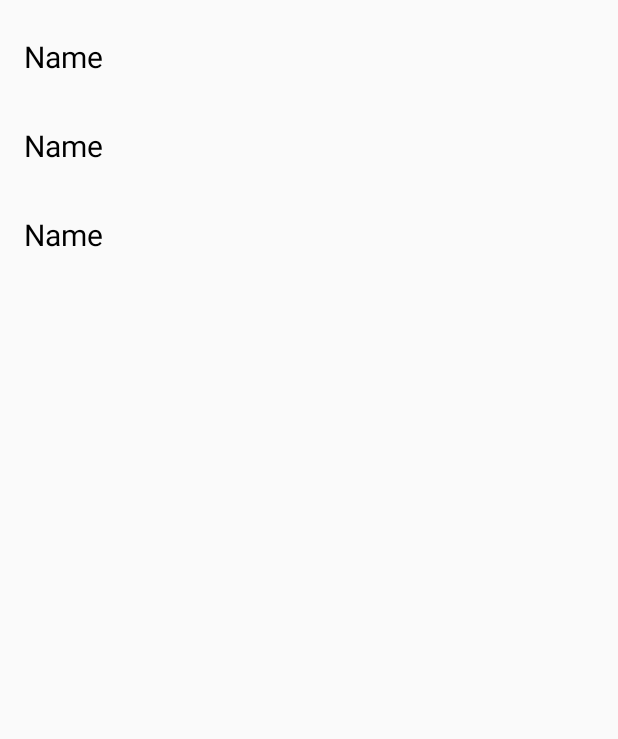
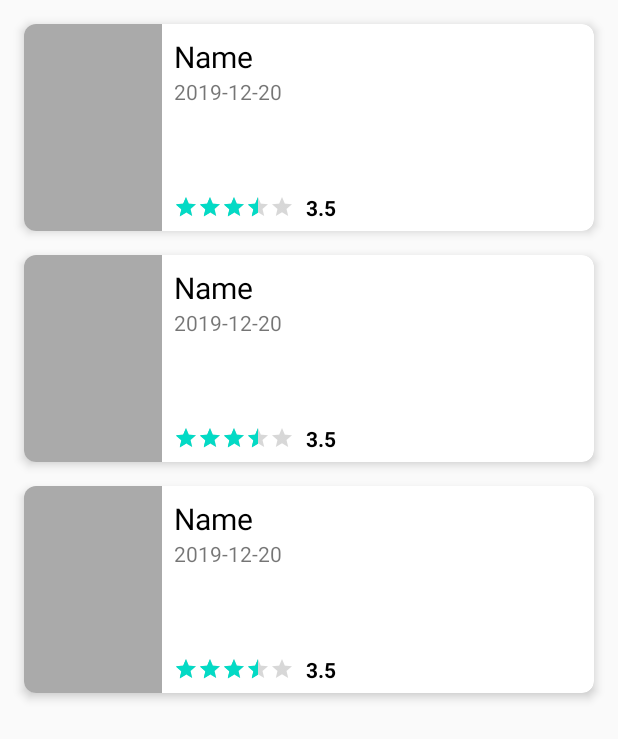
Before and after one commit to manofi21/list_inJava_MobDev, an Android app: the layout activity_main.xml on its own in the app's theme, with its tools: preview values and no code run, on a phone screen of 412 x 824 dp. Shown: the top 739 px of the screen. Run offline under Robolectric (Android 15) with nearby library versions, the phone set to English and light mode, and no system bars; network calls fail.

```diff
--- a/app/src/main/AndroidManifest.xml
+++ b/app/src/main/AndroidManifest.xml
@@ -1,6 +1,8 @@
 <?xml version="1.0" encoding="utf-8"?>
 <manifest xmlns:android="http://schemas.android.com/apk/res/android"
     package="com.example.invinity_scroll">
+
+    <uses-permission android:name="android.permission.INTERNET"/>
 
     <application
         android:allowBackup="true"
--- a/app/src/main/res/layout/activity_main.xml
+++ b/app/src/main/res/layout/activity_main.xml
@@ -1,21 +1,26 @@
 <?xml version="1.0" encoding="utf-8"?>
-<androidx.constraintlayout.widget.ConstraintLayout xmlns:android="http://schemas.android.com/apk/res/android"
+<androidx.swiperefreshlayout.widget.SwipeRefreshLayout xmlns:android="http://schemas.android.com/apk/res/android"
     xmlns:app="http://schemas.android.com/apk/res-auto"
     xmlns:tools="http://schemas.android.com/tools"
+    android:id="@+id/swipeMain"
     android:layout_width="match_parent"
     android:layout_height="match_parent"
     tools:context=".MainActivity">
 
-    <androidx.recyclerview.widget.RecyclerView
-        android:id="@+id/rvContact"
+    <androidx.constraintlayout.widget.ConstraintLayout
         android:layout_width="match_parent"
-        android:layout_height="match_parent"
-        android:clipToPadding="false"
-        android:padding="8dp"
-        app:layout_constraintBottom_toBottomOf="parent"
-        app:layout_constraintEnd_toEndOf="parent"
-        app:layout_constraintStart_toStartOf="parent"
-        app:layout_constraintTop_toTopOf="parent"
-        tools:listitem="@layout/item_contact" />
+        android:layout_height="match_parent">
 
-</androidx.constraintlayout.widget.ConstraintLayout>
+        <androidx.recyclerview.widget.RecyclerView
+            android:id="@+id/rvMovie"
+            android:layout_width="match_parent"
+            android:layout_height="match_parent"
+            android:padding="8dp"
+            android:clipToPadding="false"
+            tools:listitem="@layout/item_movie">
+
+        </androidx.recyclerview.widget.RecyclerView>
+
+    </androidx.constraintlayout.widget.ConstraintLayout>
+
+</androidx.swiperefreshlayout.widget.SwipeRefreshLayout>
--- a/app/src/main/res/layout/item_contact.xml
+++ /dev/null
@@ -1,20 +0,0 @@
-<?xml version="1.0" encoding="utf-8"?>
-<LinearLayout
-    xmlns:android="http://schemas.android.com/apk/res/android"
-    android:layout_width="match_parent"
-    android:layout_height="wrap_content"
-    android:layout_margin="8dp"
-    android:paddingTop="8dp"
-    android:paddingBottom="8dp"
-    >
-
-    <TextView
-        android:layout_width="match_parent"
-        android:layout_height="wrap_content"
-        android:id="@+id/tvName"
-        android:text="Name"
-        android:textSize="20sp"
-        android:textColor="@android:color/black"
-        />
-
-</LinearLayout>
--- /dev/null
+++ b/app/src/main/res/layout/item_movie.xml
@@ -0,0 +1,82 @@
+<?xml version="1.0" encoding="utf-8"?>
+<androidx.cardview.widget.CardView xmlns:android="http://schemas.android.com/apk/res/android"
+    android:layout_width="match_parent"
+    android:layout_height="wrap_content"
+    xmlns:app="http://schemas.android.com/apk/res-auto"
+    app:cardCornerRadius="8dp"
+    app:cardElevation="4dp"
+    android:layout_margin="8dp"
+    >
+
+    <androidx.constraintlayout.widget.ConstraintLayout
+        android:layout_width="match_parent"
+        android:layout_height="wrap_content">
+        <ImageView
+            android:id="@+id/ivMovie"
+            android:layout_width="92dp"
+            android:layout_height="138dp"
+            android:scaleType="centerCrop"
+            android:src="@android:color/darker_gray"
+            app:layout_constraintStart_toStartOf="parent"
+            app:layout_constraintTop_toTopOf="parent"
+            app:layout_constraintBottom_toBottomOf="parent"
+            />
+
+        <androidx.constraintlayout.widget.ConstraintLayout
+            android:layout_width="0dp"
+            android:layout_height="0dp"
+            android:padding="8dp"
+            app:layout_constraintStart_toEndOf="@id/ivMovie"
+            app:layout_constraintTop_toTopOf="parent"
+            app:layout_constraintBottom_toBottomOf="parent"
+            app:layout_constraintEnd_toEndOf="parent"
+            >
+
+            <TextView
+                android:layout_width="match_parent"
+                android:layout_height="wrap_content"
+                android:id="@+id/tvTitleMovie"
+                android:maxLines="2"
+                android:text="Name"
+                android:textSize="20sp"
+                android:ellipsize="end"
+                android:textColor="@android:color/black"
+                app:layout_constraintTop_toTopOf="parent"
+                />
+
+            <TextView
+                android:id="@+id/tvReleaseDate"
+                android:layout_width="match_parent"
+                android:layout_height="wrap_content"
+                android:text="2019-12-20"
+                app:layout_constraintTop_toBottomOf="@+id/tvTitleMovie"/>
+
+            <RatingBar
+                android:id="@+id/raintBarMovie"
+                android:numStars="5"
+                android:rating="3.5"
+                app:layout_constraintBottom_toBottomOf="parent"
+                app:layout_constraintStart_toStartOf="parent"
+                style="?android:attr/ratingBarStyleSmall"
+                android:layout_width="wrap_content"
+                android:layout_height="wrap_content"/>
+
+            <TextView
+                android:id="@+id/tvRatingMovie"
+                android:layout_width="wrap_content"
+                android:layout_height="wrap_content"
+                android:textStyle="bold"
+                android:text="3.5"
+                android:textColor="@android:color/black"
+                app:layout_constraintStart_toEndOf="@+id/raintBarMovie"
+                app:layout_constraintTop_toTopOf="@+id/raintBarMovie"
+                app:layout_constraintBottom_toBottomOf="@+id/raintBarMovie"
+                android:layout_marginStart="8dp"
+                />
+        </androidx.constraintlayout.widget.ConstraintLayout>
+
+    </androidx.constraintlayout.widget.ConstraintLayout>
+
+
+
+</androidx.cardview.widget.CardView>
```
Also changed, not shown: app/build.gradle (+23 -0 lines), app/src/main/java/com/example/invinity_scroll/MainActivity.java (+78 -26 lines), app/src/main/java/com/example/invinity_scroll/adapter/ContactAdapter.java (deleted, +0 -82 lines), app/src/main/java/com/example/invinity_scroll/adapter/MovieAdapter.java (added, +102 -0 lines).
